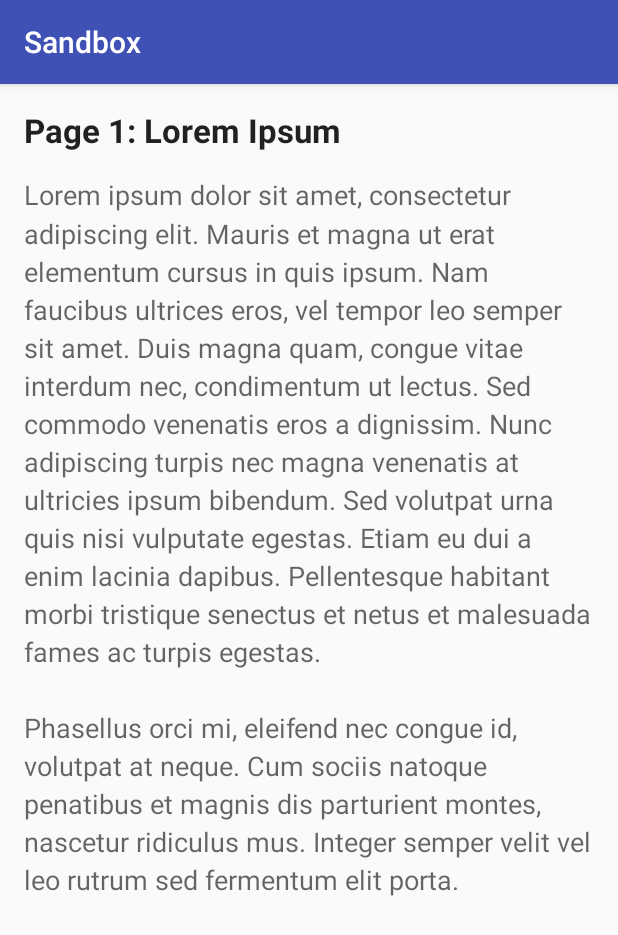
After one commit to daohui/android, an Android app: the fragment ScreenSlidePageFragment shown on its own in the app's theme, on a phone screen of 412 x 824 dp. The commit adds this screen. Shown: the top 935 px of the screen. Run offline under Robolectric (Android 15) with nearby library versions, the phone set to English and light mode, and no system bars; 1 statement that could not run was skipped.

Commit message:
Add viewpager demo...
Core-Id: CDL01C

```diff
--- a/Sandbox/app/src/main/AndroidManifest.xml
+++ b/Sandbox/app/src/main/AndroidManifest.xml
@@ -17,7 +17,8 @@
         </activity>
         <activity android:name=".HelloActivity" />
         <activity android:name=".DrawActivity" />
-        <activity android:name=".AddressLocatorActivity"></activity>
+        <activity android:name=".AddressLocatorActivity" />
+        <activity android:name=".ViewPagerActivity"></activity>
     </application>
 
 </manifest>
--- a/Sandbox/app/src/main/java/com/vitech/sandbox/MainActivity.java
+++ b/Sandbox/app/src/main/java/com/vitech/sandbox/MainActivity.java
@@ -21,7 +21,8 @@ public class MainActivity extends AppCompatActivity {
         demos = new Demo[]{
                 new Demo("Hello Demo", HelloActivity.class),
                 new Demo("Address Location (Demo to use available services", AddressLocatorActivity.class),
-                new Demo("Drawing Demo", DrawActivity.class)
+                new Demo("Drawing Demo", DrawActivity.class),
+                new Demo("ViewPager Demo", ViewPagerActivity.class)
         };
 
         ListView listView = (ListView) findViewById(R.id.demo_list);
--- /dev/null
+++ b/Sandbox/app/src/main/java/com/vitech/sandbox/views/ScreenSlidePageFragment.java
@@ -0,0 +1,48 @@
+package com.vitech.sandbox.views;
+
+import android.os.Bundle;
+import android.support.annotation.Nullable;
+import android.support.v4.app.Fragment;
+import android.view.LayoutInflater;
+import android.view.View;
+import android.view.ViewGroup;
+import android.widget.TextView;
+
+import com.vitech.sandbox.R;
+
+public class ScreenSlidePageFragment extends Fragment {
+    public static final String ARG_PAGE = "page";
+
+    private int pageNumber;
+
+    public static ScreenSlidePageFragment create(int pageNumber) {
+        ScreenSlidePageFragment fragment = new ScreenSlidePageFragment();
+        Bundle args = new Bundle();
+        args.putInt(ARG_PAGE, pageNumber);
+        fragment.setArguments(args);
+        return fragment;
+    }
+
+    public ScreenSlidePageFragment() {
+    }
+
+    @Override
+    public void onCreate(Bundle savedInstanceState) {
+        super.onCreate(savedInstanceState);
+        pageNumber = getArguments().getInt(ARG_PAGE);
+    }
+
+    @Nullable
+    @Override
+    public View onCreateView(LayoutInflater inflater, @Nullable ViewGroup container,
+                             @Nullable Bundle savedInstanceState) {
+        ViewGroup rootView = (ViewGroup) inflater
+                .inflate(R.layout.viewpager__screen_slider, container, false);
+
+        // Set the title view to show the page number.
+        ((TextView) rootView.findViewById(android.R.id.text1)).setText(
+                getString(R.string.screenslide__title_template_step, pageNumber + 1));
+
+        return rootView;
+    }
+}
--- /dev/null
+++ b/Sandbox/app/src/main/res/layout/viewpager__screen_slider.xml
@@ -0,0 +1,28 @@
+<?xml version="1.0" encoding="utf-8"?>
+<ScrollView xmlns:android="http://schemas.android.com/apk/res/android"
+    android:id="@+id/viewpager_scrollview"
+    android:orientation="vertical" android:layout_width="match_parent"
+    android:layout_height="match_parent">
+
+    <!-- Dummy content. -->
+    <LinearLayout android:layout_width="match_parent"
+        android:layout_height="wrap_content"
+        android:orientation="vertical"
+        android:padding="16dp">
+
+        <TextView android:id="@android:id/text1"
+            style="?android:textAppearanceLarge"
+            android:textStyle="bold"
+            android:layout_width="match_parent"
+            android:layout_height="wrap_content"
+            android:layout_marginBottom="16dp" />
+
+        <TextView style="?android:textAppearanceMedium"
+            android:lineSpacingMultiplier="1.2"
+            android:layout_width="match_parent"
+            android:layout_height="wrap_content"
+            android:text="@string/lorem_ipsum" />
+
+    </LinearLayout>
+
+</ScrollView>
--- a/Sandbox/app/src/main/res/values/strings.xml
+++ b/Sandbox/app/src/main/res/values/strings.xml
@@ -1,5 +1,9 @@
-<resources>
+<resources xmlns:xliff="urn:oasis:names:tc:xliff:document:1.2">
     <string name="app_name">Sandbox</string>
     <string name="demos_title">Demos....</string>
     <string name="drawing">Draw lines inside the box below...</string>
+    <string name="screenslide__title_template_step">Page <xliff:g id="step_number">%1$d</xliff:g>: Lorem
+        Ipsum</string>
+    <string name="lorem_ipsum"><![CDATA[Lorem ipsum dolor sit amet, consectetur adipiscing elit. Mauris et magna ut erat elementum cursus in quis ipsum. Nam faucibus ultrices eros, vel tempor leo semper sit amet. Duis magna quam, congue vitae interdum nec, condimentum ut lectus. Sed commodo venenatis eros a dignissim. Nunc adipiscing turpis nec magna venenatis at ultricies ipsum bibendum. Sed volutpat urna quis nisi vulputate egestas. Etiam eu dui a enim lacinia dapibus. Pellentesque habitant morbi tristique senectus et netus et malesuada fames ac turpis egestas.\n\nPhasellus orci mi, eleifend nec congue id, volutpat at neque. Cum sociis natoque penatibus et magnis dis parturient montes, nascetur ridiculus mus. Integer semper velit vel leo rutrum sed fermentum elit porta.]]></string>
+
 </resources>
```
Also changed, not shown: Sandbox/app/src/main/java/com/vitech/sandbox/ViewPagerActivity.java (added, +65 -0 lines), Sandbox/app/src/main/res/layout/activity_view_pager.xml (added, +23 -0 lines).
